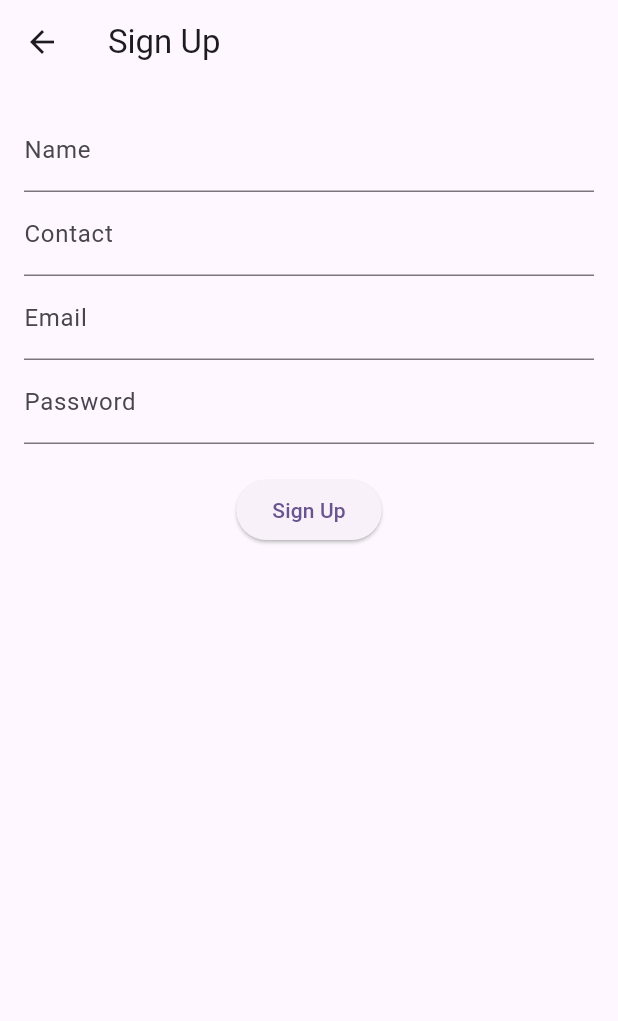
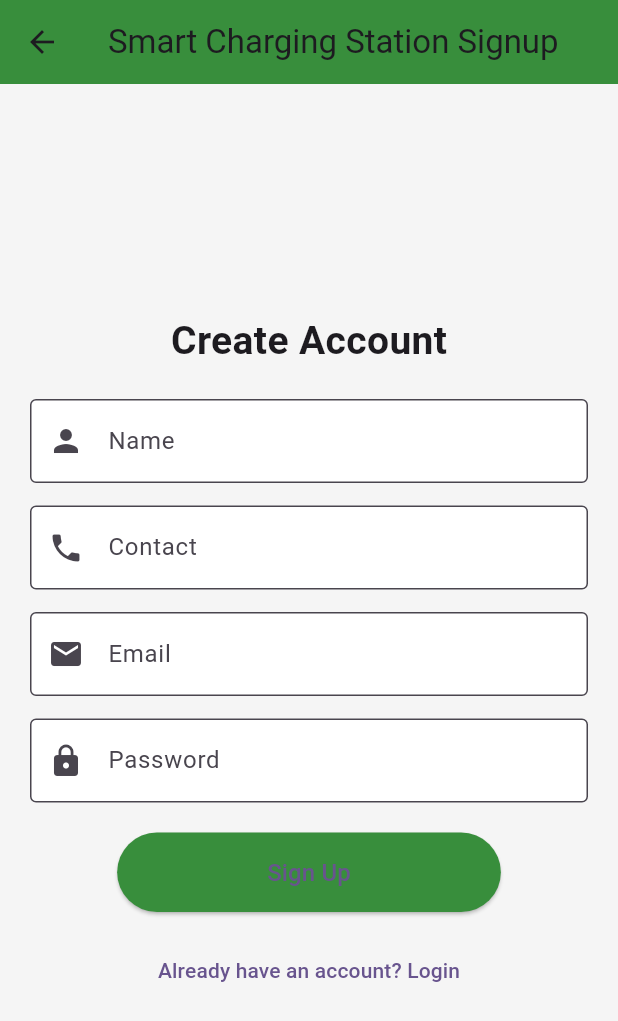
Before and after one commit to Parindi-Binarika/smart_fuelStation, a Flutter app: the SignUpScreen screen opened directly, on a phone screen of 412 x 824 dp. Shown: the top 1021 px of the screen. Run offline on Flutter 3.47's test engine with Material 3 defaults, Android fonts, the phone set to English and light mode, and no system bars; our stand-ins replace cloud_firestore, firebase_auth, firebase_core; accounts and stored records are empty.

Commit message:
Update sign_up_screen.dart with new UI and logic

```diff
--- a/lib/sign_up_screen.dart
+++ b/lib/sign_up_screen.dart
@@ -1,4 +1,3 @@
-// sign_up_screen.dart
 import 'package:flutter/material.dart';
 import 'package:firebase_auth/firebase_auth.dart';
 import 'package:cloud_firestore/cloud_firestore.dart';
@@ -26,6 +25,9 @@ class _SignUpScreenState extends State<SignUpScreen> {
         'contact': contactController.text.trim(),
         'email': usernameController.text.trim(),
       });
+      ScaffoldMessenger.of(context).showSnackBar(
+        SnackBar(content: Text("Signup successful! Please login.")),
+      );
       Navigator.pushReplacement(
         context,
         MaterialPageRoute(builder: (context) => LoginScreen()),
@@ -40,18 +42,83 @@ class _SignUpScreenState extends State<SignUpScreen> {
   @override
   Widget build(BuildContext context) {
     return Scaffold(
-      appBar: AppBar(title: Text("Sign Up")),
-      body: Padding(
-        padding: const EdgeInsets.all(16.0),
-        child: Column(
-          children: [
-            TextField(controller: nameController, decoration: InputDecoration(labelText: "Name")),
-            TextField(controller: contactController, decoration: InputDecoration(labelText: "Contact")),
-            TextField(controller: usernameController, decoration: InputDecoration(labelText: "Email")),
-            TextField(controller: passwordController, decoration: InputDecoration(labelText: "Password"), obscureText: true),
-            SizedBox(height: 20),
-            ElevatedButton(onPressed: signUp, child: Text("Sign Up")),
-          ],
+      backgroundColor: Colors.grey[100],
+      appBar: AppBar(
+        title: Text("Smart Charging Station Signup"),
+        backgroundColor: Colors.green[700],
+      ),
+      body: Center(
+        child: SingleChildScrollView(
+          padding: const EdgeInsets.all(20),
+          child: Column(
+            children: [
+              Text("Create Account", style: TextStyle(fontSize: 26, fontWeight: FontWeight.bold)),
+              SizedBox(height: 20),
+              TextField(
+                controller: nameController,
+                decoration: InputDecoration(
+                  labelText: "Name",
+                  prefixIcon: Icon(Icons.person),
+                  border: OutlineInputBorder(),
+                  filled: true,
+                  fillColor: Colors.white,
+                ),
+              ),
+              SizedBox(height: 15),
+              TextField(
+                controller: contactController,
+                decoration: InputDecoration(
+                  labelText: "Contact",
+                  prefixIcon: Icon(Icons.phone),
+                  border: OutlineInputBorder(),
+                  filled: true,
+                  fillColor: Colors.white,
+                ),
+              ),
+              SizedBox(height: 15),
+              TextField(
+                controller: usernameController,
+                decoration: InputDecoration(
+                  labelText: "Email",
+                  prefixIcon: Icon(Icons.email),
+                  border: OutlineInputBorder(),
+                  filled: true,
+                  fillColor: Colors.white,
+                ),
+              ),
+              SizedBox(height: 15),
+              TextField(
+                controller: passwordController,
+                obscureText: true,
+                decoration: InputDecoration(
+                  labelText: "Password",
+                  prefixIcon: Icon(Icons.lock),
+                  border: OutlineInputBorder(),
+                  filled: true,
+                  fillColor: Colors.white,
+                ),
+              ),
+              SizedBox(height: 20),
+              ElevatedButton(
+                onPressed: signUp,
+                child: Text("Sign Up", style: TextStyle(fontSize: 16)),
+                style: ElevatedButton.styleFrom(
+                  backgroundColor: Colors.green[700],
+                  padding: EdgeInsets.symmetric(horizontal: 100, vertical: 15),
+                ),
+              ),
+              SizedBox(height: 15),
+              TextButton(
+                onPressed: () {
+                  Navigator.pushReplacement(
+                    context,
+                    MaterialPageRoute(builder: (context) => LoginScreen()),
+                  );
+                },
+                child: Text("Already have an account? Login"),
+              ),
+            ],
+          ),
         ),
       ),
     );
```
